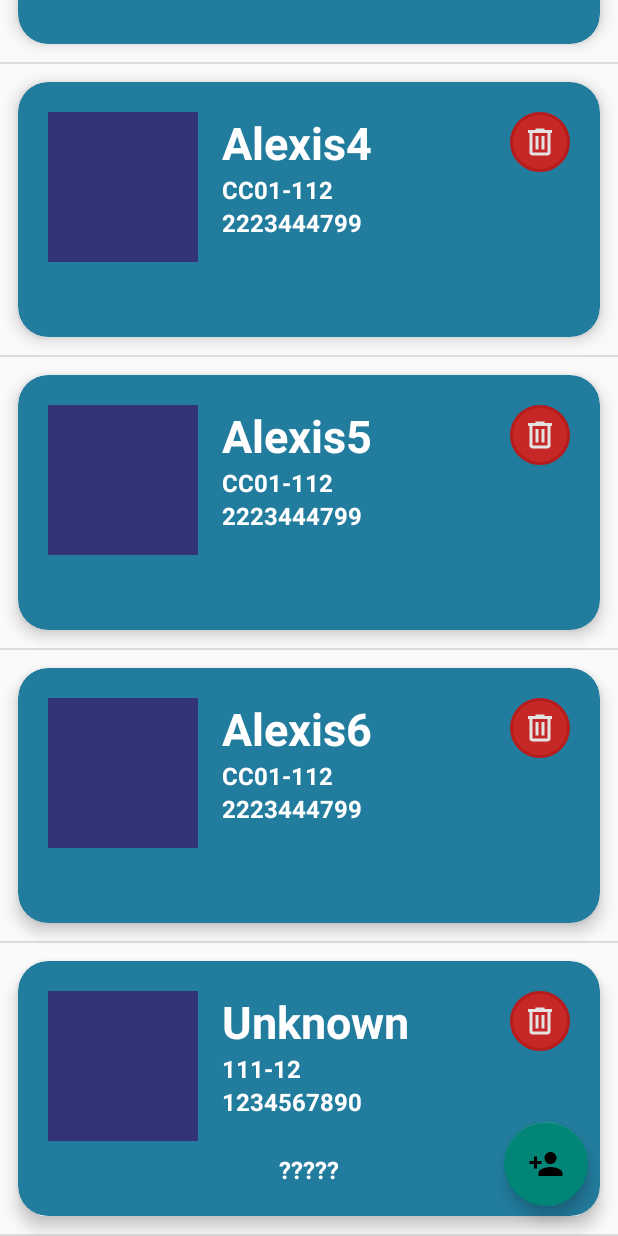
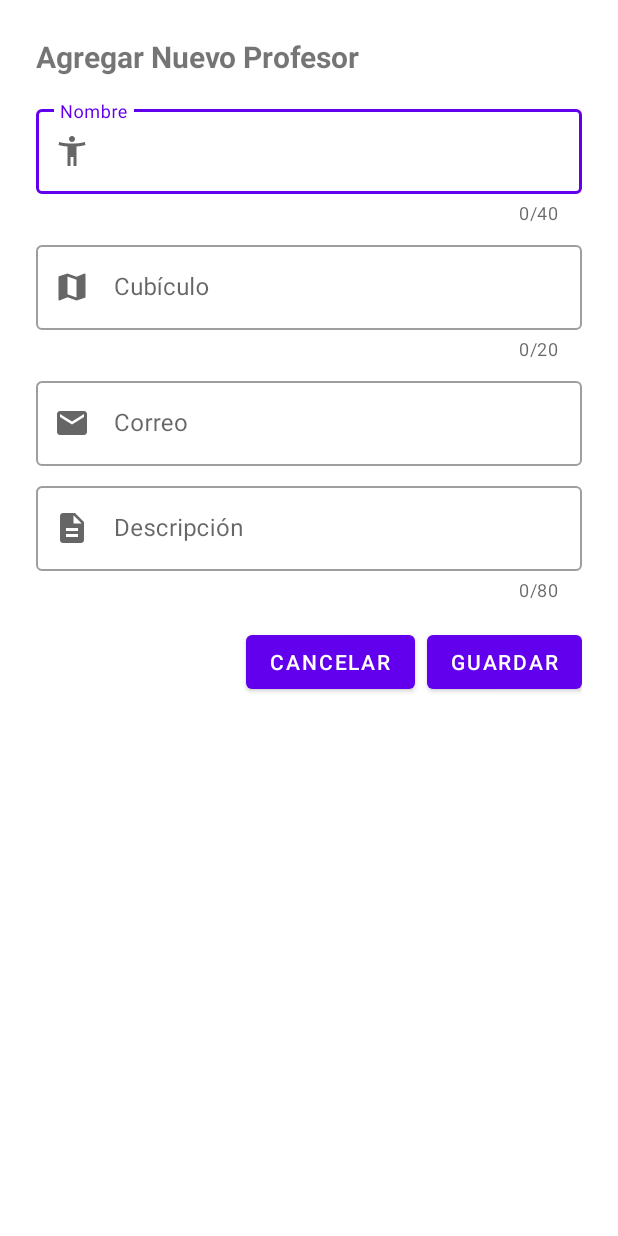
Before and after one commit to AlexisPaleta/OrganizerApp, an Android app: the screen it shows after launch (MainActivity), after a tap on "Add a teacher item", on a phone screen of 412 x 824 dp. Run offline under Robolectric (Android 15) with nearby library versions, the phone set to English and light mode, and no system bars.

Commit message:
Fullscreen dialog to add teachers

```diff
--- /dev/null
+++ b/app/src/main/java/com/fcc/organizador/FullScreenDialogTeacherFragment.kt
@@ -0,0 +1,70 @@
+package com.fcc.organizador
+
+import android.graphics.Color
+import android.graphics.drawable.ColorDrawable
+import android.os.Bundle
+import android.view.LayoutInflater
+import android.view.View
+import android.view.ViewGroup
+import android.widget.Toast
+import androidx.fragment.app.DialogFragment
+import androidx.lifecycle.Observer
+import androidx.lifecycle.ViewModelProvider
+import com.fcc.organizador.databinding.DialogAddTeacherBinding
+
+class FullScreenDialogTeacherFragment: DialogFragment() {
+    private var _binding: DialogAddTeacherBinding? = null
+    private val binding get() = _binding!!
+    private lateinit var teacherViewModel: TeacherViewModel
+
+
+    override fun onCreate(savedInstanceState: Bundle?) {
+        super.onCreate(savedInstanceState)
+        teacherViewModel = ViewModelProvider(requireActivity()).get(TeacherViewModel::class.java)
+        setStyle(STYLE_NORMAL, R.style.FullScreenDialog)
+    }
+
+    override fun onCreateView(
+        inflater: LayoutInflater,
+        container: ViewGroup?,
+        savedInstanceState: Bundle?
+    ): View {
+        _binding = DialogAddTeacherBinding.inflate(inflater, container, false)
+        return binding.root
+    }
+
+    override fun onViewCreated(view: View, savedInstanceState: Bundle?) {
+        super.onViewCreated(view, savedInstanceState)
+
+        binding.btnSave.setOnClickListener {
+            val name = binding.editTextName.text.toString().trim()
+            val cubicle = binding.editTextCubicle.text.toString().trim()
+            val email = binding.editTextMail.text.toString().trim()
+            val description = binding.editTextDescription.text.toString().trim()
+
+            if (validateInputs(name, cubicle, email, description)) {
+                val newTeacher = Teacher(name, cubicle, email, description)
+                teacherViewModel.setTeacher(newTeacher)
+                dismiss()
+            } else {
+                Toast.makeText(context, "Completa todos los campos", Toast.LENGTH_SHORT).show()
+            }
+        }
+
+        binding.btnCancel.setOnClickListener { dismiss() }
+    }
+
+
+    override fun onDestroyView() {
+        _binding = null
+        super.onDestroyView()
+    }
+
+    private fun validateInputs(vararg fields: String): Boolean {
+        return fields.all { it.isNotEmpty() }
+    }
+
+    companion object {
+        fun newInstance() = FullScreenDialogTeacherFragment()
+    }
+}
--- /dev/null
+++ b/app/src/main/java/com/fcc/organizador/TeacherViewModel.kt
@@ -0,0 +1,22 @@
+package com.fcc.organizador
+
+import androidx.lifecycle.MutableLiveData
+import androidx.lifecycle.ViewModel
+
+class TeacherViewModel: ViewModel() {
+    private var teacher: MutableLiveData<Teacher?> = MutableLiveData()
+
+    fun getTeacher(): MutableLiveData<Teacher?>{
+        return teacher
+    }
+
+    fun teacherAdded(){//This function is used by the FullScreenDialogTeacherFragment when the teacher is correctly added
+        //it is to make the observer know that it doesn't have to add a new teacher until the MutableLiveData is not null
+        teacher.value = null
+    }
+
+    fun setTeacher(t: Teacher){
+        teacher.value = t
+    }
+
+}
--- a/app/src/main/java/com/fcc/organizador/TeachersFragment.kt
+++ b/app/src/main/java/com/fcc/organizador/TeachersFragment.kt
@@ -6,9 +6,10 @@ import android.view.LayoutInflater
 import android.view.View
 import android.view.ViewGroup
 import android.widget.Toast
+import androidx.lifecycle.Observer
+import androidx.lifecycle.ViewModelProvider
 import androidx.recyclerview.widget.DividerItemDecoration
 import androidx.recyclerview.widget.LinearLayoutManager
-import androidx.recyclerview.widget.RecyclerView
 import com.fcc.organizador.adapter.TeacherAdapter
 import com.fcc.organizador.databinding.FragmentTeachersBinding
 
@@ -31,6 +32,7 @@ class TeachersFragment : Fragment() {
     private var teacherMutableList: MutableList<Teacher> = TeacherProvider.teachersList.toMutableList()
     private lateinit var adapter: TeacherAdapter
     private lateinit var llmanager: LinearLayoutManager
+    private lateinit var teacherViewModel: TeacherViewModel
 
     override fun onCreate(savedInstanceState: Bundle?) {
         super.onCreate(savedInstanceState)
@@ -38,10 +40,21 @@ class TeachersFragment : Fragment() {
             param1 = it.getString(ARG_PARAM1)
             param2 = it.getString(ARG_PARAM2)
         }
+        teacherViewModel = ViewModelProvider(requireActivity()).get(TeacherViewModel::class.java)
     }
 
     override fun onViewCreated(view: View, savedInstanceState: Bundle?) {
         super.onViewCreated(view, savedInstanceState)
+
+        val teacherAddedObserver = Observer<Teacher?>{ teacher ->
+            if (teacher!=null){
+                addTeacher(teacher)
+                teacherViewModel.teacherAdded()
+            }
+        }
+
+        teacherViewModel.getTeacher().observe(viewLifecycleOwner, teacherAddedObserver)
+
         binding.addTeacherFloatingButton.setOnClickListener { createTeacher() }
         llmanager = LinearLayoutManager(requireContext())
         initRecyclerView()
@@ -85,11 +98,18 @@ class TeachersFragment : Fragment() {
     }
 
     private fun createTeacher() {
-        val teacher = Teacher("Unknown", "111-12", "1234567890", "?????")
+        val dialog = FullScreenDialogTeacherFragment.newInstance()
+        dialog.show(parentFragmentManager, "AddTeacherDialog")
+    }
+
+    private fun addTeacher(teacher: Teacher) {
         teacherMutableList.add(teacher)
         adapter.notifyItemInserted(teacherMutableList.size - 1)
         llmanager.scrollToPositionWithOffset(teacherMutableList.size - 1, 10)
+
+        Toast.makeText(requireContext(), "${teacher.name} agregado", Toast.LENGTH_SHORT).show()
     }
+
 
     companion object {
         /**
--- /dev/null
+++ b/app/src/main/res/drawable/ic_description.xml
@@ -0,0 +1,5 @@
+<vector xmlns:android="http://schemas.android.com/apk/res/android" android:height="24dp" android:tint="#ABABAB" android:viewportHeight="24" android:viewportWidth="24" android:width="24dp">
+
+    <path android:fillColor="@android:color/white" android:pathData="M14,2L6,2c-1.1,0 -1.99,0.9 -1.99,2L4,20c0,1.1 0.89,2 1.99,2L18,22c1.1,0 2,-0.9 2,-2L20,8l-6,-6zM16,18L8,18v-2h8v2zM16,14L8,14v-2h8v2zM13,9L13,3.5L18.5,9L13,9z"/>
+
+</vector>
--- /dev/null
+++ b/app/src/main/res/drawable/ic_email.xml
@@ -0,0 +1,5 @@
+<vector xmlns:android="http://schemas.android.com/apk/res/android" android:height="24dp" android:tint="#ABABAB" android:viewportHeight="24" android:viewportWidth="24" android:width="24dp">
+
+    <path android:fillColor="@android:color/white" android:pathData="M20,4L4,4c-1.1,0 -1.99,0.9 -1.99,2L2,18c0,1.1 0.9,2 2,2h16c1.1,0 2,-0.9 2,-2L22,6c0,-1.1 -0.9,-2 -2,-2zM20,8l-8,5 -8,-5L4,6l8,5 8,-5v2z"/>
+
+</vector>
--- /dev/null
+++ b/app/src/main/res/drawable/ic_map.xml
@@ -0,0 +1,5 @@
+<vector xmlns:android="http://schemas.android.com/apk/res/android" android:height="24dp" android:tint="#ABABAB" android:viewportHeight="24" android:viewportWidth="24" android:width="24dp">
+
+    <path android:fillColor="@android:color/white" android:pathData="M20.5,3l-0.16,0.03L15,5.1 9,3 3.36,4.9c-0.21,0.07 -0.36,0.25 -0.36,0.48V20.5c0,0.28 0.22,0.5 0.5,0.5l0.16,-0.03L9,18.9l6,2.1 5.64,-1.9c0.21,-0.07 0.36,-0.25 0.36,-0.48V3.5c0,-0.28 -0.22,-0.5 -0.5,-0.5zM15,19l-6,-2.11V5l6,2.11V19z"/>
+
+</vector>
--- /dev/null
+++ b/app/src/main/res/drawable/ic_person.xml
@@ -0,0 +1,5 @@
+<vector xmlns:android="http://schemas.android.com/apk/res/android" android:height="24dp" android:tint="#ABABAB" android:viewportHeight="24" android:viewportWidth="24" android:width="24dp">
+
+    <path android:fillColor="@android:color/white" android:pathData="M20.5,6c-2.61,0.7 -5.67,1 -8.5,1s-5.89,-0.3 -8.5,-1L3,8c1.86,0.5 4,0.83 6,1v13h2v-6h2v6h2V9c2,-0.17 4.14,-0.5 6,-1l-0.5,-2zM12,6c1.1,0 2,-0.9 2,-2s-0.9,-2 -2,-2 -2,0.9 -2,2 0.9,2 2,2z"/>
+
+</vector>
--- /dev/null
+++ b/app/src/main/res/drawable/ic_phone.xml
@@ -0,0 +1,5 @@
+<vector xmlns:android="http://schemas.android.com/apk/res/android" android:height="24dp" android:tint="#ABABAB" android:viewportHeight="24" android:viewportWidth="24" android:width="24dp">
+
+    <path android:fillColor="@android:color/white" android:pathData="M20.01,15.38c-1.23,0 -2.42,-0.2 -3.53,-0.56 -0.35,-0.12 -0.74,-0.03 -1.01,0.24l-1.57,1.97c-2.83,-1.35 -5.48,-3.9 -6.89,-6.83l1.95,-1.66c0.27,-0.28 0.35,-0.67 0.24,-1.02 -0.37,-1.11 -0.56,-2.3 -0.56,-3.53 0,-0.54 -0.45,-0.99 -0.99,-0.99H4.19C3.65,3 3,3.24 3,3.99 3,13.28 10.73,21 20.01,21c0.71,0 0.99,-0.63 0.99,-1.18v-3.45c0,-0.54 -0.45,-0.99 -0.99,-0.99z"/>
+
+</vector>
--- /dev/null
+++ b/app/src/main/res/layout/dialog_add_teacher.xml
@@ -0,0 +1,113 @@
+<?xml version="1.0" encoding="utf-8"?>
+<ScrollView xmlns:android="http://schemas.android.com/apk/res/android"
+    android:layout_width="match_parent"
+    android:layout_height="match_parent"
+    xmlns:app="http://schemas.android.com/apk/res-auto"
+    android:fillViewport="true">
+
+    <LinearLayout
+        android:layout_width="match_parent"
+        android:layout_height="wrap_content"
+        android:orientation="vertical"
+        android:padding="24dp">
+
+        <TextView
+            android:layout_width="match_parent"
+            android:layout_height="wrap_content"
+            android:text="@string/add_teacher"
+            android:textSize="20sp"
+            android:textStyle="bold"
+            android:layout_marginBottom="16dp"/>
+
+        <com.google.android.material.textfield.TextInputLayout
+            android:layout_width="match_parent"
+            android:layout_height="wrap_content"
+            app:startIconDrawable="@drawable/ic_person"
+            style="@style/Widget.MaterialComponents.TextInputLayout.OutlinedBox"
+            app:counterEnabled="true"
+            app:counterMaxLength="40"
+            android:layout_marginBottom="8dp">
+
+            <EditText
+                android:id="@+id/editTextName"
+                android:layout_width="match_parent"
+                android:layout_height="wrap_content"
+                android:hint="@string/name"
+                android:inputType="text"
+                android:autofillHints="name" />
+        </com.google.android.material.textfield.TextInputLayout>
+
+        <com.google.android.material.textfield.TextInputLayout
+            android:layout_width="match_parent"
+            android:layout_height="wrap_content"
+            app:startIconDrawable="@drawable/ic_map"
+            style="@style/Widget.MaterialComponents.TextInputLayout.OutlinedBox"
+            app:counterEnabled="true"
+            app:counterMaxLength="20"
+            android:layout_marginBottom="8dp">
+
+            <EditText
+                android:id="@+id/editTextCubicle"
+                android:layout_width="match_parent"
+                android:layout_height="wrap_content"
+                android:hint="@string/cubicle"
+                android:inputType="text"
+                android:autofillHints="" />
+        </com.google.android.material.textfield.TextInputLayout>
+
+        <com.google.android.material.textfield.TextInputLayout
+            android:layout_width="match_parent"
+            android:layout_height="wrap_content"
+            android:hint="@string/email"
+            app:startIconDrawable="@drawable/ic_email"
+            style="@style/Widget.MaterialComponents.TextInputLayout.OutlinedBox"
+            android:layout_marginBottom="8dp">
+
+            <EditText
+                android:id="@+id/editTextMail"
+                android:layout_width="match_parent"
+                android:layout_height="wrap_content"
+                android:inputType="textEmailAddress"
+                android:autofillHints="emailAddress" />
+        </com.google.android.material.textfield.TextInputLayout>
+
+        <com.google.android.material.textfield.TextInputLayout
+            android:layout_width="match_parent"
+            android:layout_height="wrap_content"
+            app:startIconDrawable="@drawable/ic_description"
+            style="@style/Widget.MaterialComponents.TextInputLayout.OutlinedBox"
+            app:counterEnabled="true"
+            app:counterMaxLength="80"
+            android:hint="@string/description"
+            android:layout_marginBottom="16dp">
+
+            <EditText
+                android:id="@+id/editTextDescription"
+                android:layout_width="match_parent"
+                android:layout_height="wrap_content"
+                android:inputType="text"
+                android:autofillHints=""/>
+        </com.google.android.material.textfield.TextInputLayout>
+
+        <LinearLayout
+            android:layout_width="match_parent"
+            android:layout_height="wrap_content"
+            android:orientation="horizontal"
+            android:gravity="end">
+
+            <Button
+                android:id="@+id/btnCancel"
+                android:layout_width="wrap_content"
+                android:layout_height="wrap_content"
+                android:text="@string/cancel"
+                android:layout_marginEnd="8dp"/>
+
+            <Button
+                android:id="@+id/btnSave"
+                android:layout_width="wrap_content"
+                android:layout_height="wrap_content"
+                android:text="@string/save"/>
+        </LinearLayout>
+
+    </LinearLayout>
+</ScrollView>
--- a/app/src/main/res/layout/item_teacher.xml
+++ b/app/src/main/res/layout/item_teacher.xml
@@ -32,7 +32,9 @@
             android:textStyle="bold"
             android:layout_toEndOf="@id/teacherImage"
             android:layout_alignParentTop="true"
-            android:textSize="30sp"/>
+            android:textSize="22sp"
+            android:maxLength="12"
+            android:ellipsize="end"/>
 
         <TextView
             android:layout_width="wrap_content"
@@ -77,9 +79,8 @@
             android:layout_alignParentEnd="true"
             android:layout_marginTop="0dp"
             android:layout_marginEnd="0dp"
-            android:background="@drawable/delete_button"
-            android:src="@drawable/ic_delete"/>
-
+            android:src="@drawable/ic_delete"
+            android:background="@drawable/delete_button"/>
 
     </RelativeLayout>
 
--- a/app/src/main/res/values-night/themes.xml
+++ b/app/src/main/res/values-night/themes.xml
@@ -1,6 +1,6 @@
 <resources xmlns:tools="http://schemas.android.com/tools">
     <!-- Base application theme. -->
-    <style name="Base.Theme.Organizador" parent="Theme.AppCompat.Light.NoActionBar">
+    <style name="Base.Theme.Organizador" parent="Theme.Material3.DayNight.NoActionBar">
         <!-- Customize your dark theme here. -->
         <!-- <item name="colorPrimary">@color/my_dark_primary</item> -->
     </style>
--- a/app/src/main/res/values/strings.xml
+++ b/app/src/main/res/values/strings.xml
@@ -3,4 +3,12 @@
     <!-- TODO: Remove or change this placeholder text -->
     <string name="hello_blank_fragment">Hello blank fragment</string>
     <string name="add_a_teacher_item">Add a teacher item</string>
+    <string name="name">Nombre</string>
+    <string name="cubicle">Cubículo</string>
+    <string name="contact">Contacto</string>
+    <string name="email">Correo</string>
+    <string name="description">Descripción</string>
+    <string name="add_teacher">Agregar Nuevo Profesor</string>
+    <string name="cancel">Cancelar</string>
+    <string name="save">Guardar</string>
 </resources>
--- a/app/src/main/res/values/themes.xml
+++ b/app/src/main/res/values/themes.xml
@@ -1,9 +1,17 @@
 <resources xmlns:tools="http://schemas.android.com/tools">
     <!-- Base application theme. -->
-    <style name="Base.Theme.Organizador" parent="Theme.AppCompat.Light.NoActionBar">
+    <style name="Base.Theme.Organizador" parent="Theme.Material3.DayNight.NoActionBar">
         <!-- Customize your light theme here. -->
         <!-- <item name="colorPrimary">@color/my_light_primary</item> -->
     </style>
 
     <style name="Theme.Organizador" parent="Base.Theme.Organizador" />
+
+    <style name="FullScreenDialog" parent="Theme.MaterialComponents.DayNight.Dialog">
+        <item name="android:windowIsFloating">false</item>
+        <item name="android:windowBackground">#fff</item>
+        <item name="android:windowNoTitle">true</item>
+        <item name="android:windowFullscreen">true</item>
+        <item name="android:windowContentOverlay">@null</item>
+    </style>
 </resources>
```
